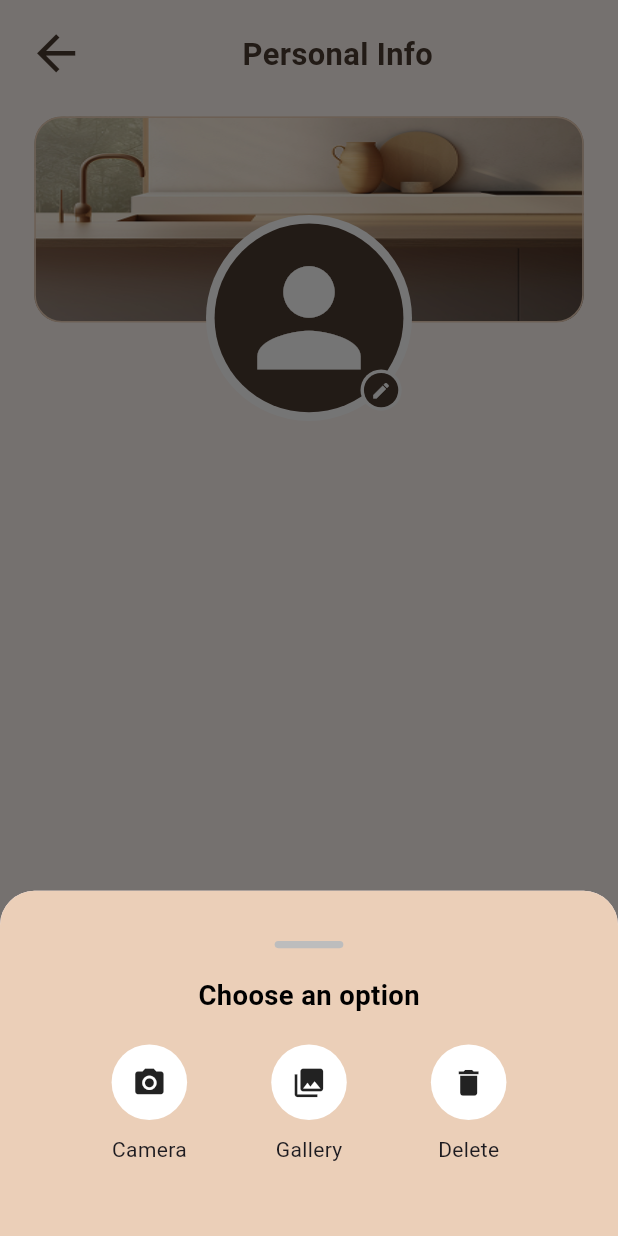
After one commit to badshamasala/arch, a Flutter app: the screen it shows after launch, after a tap on the "person" icon, on a phone screen of 412 x 824 dp. The commit adds this screen. Run offline on Flutter 3.47's test engine with Material 3 defaults, Android fonts, the phone set to English and light mode, and no system bars; our stand-ins replace flutter_screenutil, flutter_svg.

Commit message:
edit fixed tap

```diff
--- a/lib/main.dart
+++ b/lib/main.dart
@@ -1,3 +1,4 @@
+import 'package:arch/person_indo.dart';
 import 'package:arch/terms.dart';
 import 'package:flutter/material.dart';
 import 'package:flutter_screenutil/flutter_screenutil.dart';
@@ -33,7 +34,7 @@ class MyApp extends StatelessWidget {
           // tested with just a hot reload.
           colorScheme: ColorScheme.fromSeed(seedColor: Colors.deepPurple),
         ),
-        home: const TermsConditionScreen(),
+        home: const PersonalInfoScreen(),
       ),
     );
   }
--- /dev/null
+++ b/lib/person_indo.dart
@@ -0,0 +1,319 @@
+import 'package:arch/colors.dart';
+import 'package:arch/terms.dart';
+import 'package:flutter/material.dart';
+import 'package:flutter/services.dart';
+import 'package:flutter_screenutil/flutter_screenutil.dart';
+import 'package:flutter_svg/svg.dart';
+
+class PersonalInfoScreen extends StatefulWidget {
+  const PersonalInfoScreen({super.key});
+
+  @override
+  State<PersonalInfoScreen> createState() => _PersonalInfoScreenState();
+}
+
+class _PersonalInfoScreenState extends State<PersonalInfoScreen> {
+  @override
+  void initState() {
+    super.initState();
+  }
+
+  @override
+  void dispose() {
+    super.dispose();
+  }
+
+  @override
+  Widget build(BuildContext context) {
+    return Scaffold(
+      resizeToAvoidBottomInset: false,
+      backgroundColor: AppColorConst.scaffoldBackgroundColor,
+      appBar: CustomBackBar(
+        title: 'Personal Info',
+        showBackButton: true,
+        showTrailingButton: true,
+      ),
+      body: Padding(
+        padding: EdgeInsets.symmetric(vertical: 5.h, horizontal: 20.w),
+        child: Column(
+          crossAxisAlignment: CrossAxisAlignment.start,
+          children: [
+            buildProfilePicture(),
+            SizedBox(height: 100.h),
+            // GetBuilder<PersonalInfoController>(
+            //   builder: (controller) {
+            //     return !cntr.isEdit ? buildNamePlate() : buildEditableNamePlate();
+            //   },
+            // ),
+          ],
+        ),
+      ),
+    );
+  }
+
+  Widget buildProfilePicture() {
+    return GestureDetector(
+      behavior: HitTestBehavior.opaque,
+      onTap: () {
+        debugPrint('Profile picture tapped');
+        buildModalSheet();
+      },
+      child: Container(
+        // color: Colors.transparent,
+        alignment: Alignment.topCenter,
+        height: 165.h,
+        child: Stack(
+          alignment: Alignment.bottomCenter, // use concrete Alignment
+          clipBehavior: Clip.none,
+          children: [
+            Container(
+              padding: EdgeInsets.all(20.r),
+              width: double.infinity,
+              height: 115.h,
+              decoration: BoxDecoration(
+                border: Border.all(color: AppColorConst.secondaryLight),
+                color: AppColorConst.secondaryLight,
+                borderRadius: BorderRadius.circular(16.r),
+                image: DecorationImage(
+                  image: const AssetImage("assets/terms_back.png"),
+                  fit: BoxFit.fill,
+                ),
+              ),
+            ),
+            // make the positioned child span full width and center its content
+            Positioned(
+              top: 55.h,
+              left: 0,
+              right: 0,
+              child: Center(
+                child: Stack(
+                  alignment: Alignment.bottomRight,
+                  clipBehavior: Clip.none,
+                  children: [
+                    CircleAvatar(
+                      radius: 60.r,
+                      backgroundColor: AppColorConst.white,
+                      child: CircleAvatar(
+                        radius: 55.r,
+                        backgroundColor: AppColorConst.primary,
+                        child: Icon(
+                          Icons.person,
+                          color: AppColorConst.white,
+                          size: 90.sp,
+                        ),
+                      ),
+                    ),
+                    // Larger tappable area for edit icon
+                    Padding(
+                      padding: EdgeInsets.all(6.r),
+                      child: CircleAvatar(
+                        radius: 12.r,
+                        backgroundColor: AppColorConst.white,
+                        child: CircleAvatar(
+                          backgroundColor: AppColorConst.primary,
+                          radius: 10.r,
+                          child: Icon(
+                            Icons.edit,
+                            color: Colors.white,
+                            size: 12.sp,
+                          ),
+                        ),
+                      ),
+                    ),
+                  ],
+                ),
+              ),
+            ),
+          ],
+        ),
+      ),
+    );
+  }
+
+  Widget buildEditableTitle({
+    required String title,
+    required TextEditingController controller,
+    required bool isEnabled,
+  }) {
+    return Column(
+      crossAxisAlignment: CrossAxisAlignment.start,
+      children: [
+        Text(
+          title,
+          style: TextStyle(
+            fontSize: 16.sp,
+            fontWeight: FontWeight.w700,
+            color: AppColorConst.primary,
+          ),
+        ),
+        SizedBox(height: 10.h),
+        Container(
+          decoration: BoxDecoration(
+            color: AppColorConst.secondaryLight,
+            borderRadius: BorderRadius.circular(40.sp),
+            boxShadow: [
+              BoxShadow(
+                color: const Color(0xFF543733).withValues(alpha: 0.5),
+                blurRadius: 1,
+                offset: const Offset(0, 1),
+              ),
+            ],
+          ),
+          child: TextField(
+            controller: controller,
+            enabled: isEnabled,
+
+            // maxLines: 5,
+            decoration: InputDecoration(
+              isDense: true,
+              border: InputBorder.none,
+              contentPadding: EdgeInsets.symmetric(
+                horizontal: 23,
+                vertical: 12.h,
+              ),
+              hintText: 'Enter Your Text',
+              hintStyle: TextStyle(
+                fontWeight: FontWeight.w500,
+                fontSize: 14.5,
+                color: AppColorConst.primaryDark,
+              ),
+            ),
+            inputFormatters: [
+              FilteringTextInputFormatter.allow(
+                RegExp(r'[a-zA-Z0-9\s\-_.(),!?\x27\x22:\n\r]'),
+              ),
+            ],
+            style: const TextStyle(
+              fontWeight: FontWeight.w500,
+              fontSize: 14.5,
+              color: AppColorConst.primaryDark,
+            ),
+          ),
+        ),
+      ],
+    );
+  }
+
+  Widget buildTitle({required String title, desc}) {
+    return Row(
+      children: [
+        Text(
+          title,
+          style: TextStyle(
+            fontSize: 18.sp,
+            fontWeight: FontWeight.w700,
+            color: AppColorConst.black,
+          ),
+        ),
+        SizedBox(width: 10.w),
+        Text(
+          desc,
+          style: TextStyle(
+            fontSize: 16.sp,
+            fontWeight: FontWeight.w500,
+            color: AppColorConst.primaryDark,
+          ),
+        ),
+      ],
+    );
+  }
+
+  buildModalSheet() {
+    debugPrint('buildModalSheet called');
+    return showModalBottomSheet(
+      context: context,
+      isScrollControlled: true,
+      shape: RoundedRectangleBorder(
+        borderRadius: BorderRadius.vertical(top: Radius.circular(20.r)),
+      ),
+      builder: (ctx) {
+        return SafeArea(
+          child: Padding(
+            padding: EdgeInsets.only(
+              bottom: MediaQuery.of(ctx).viewInsets.bottom,
+            ),
+            child: Container(
+              decoration: BoxDecoration(
+                color: AppColorConst.secondaryLight,
+                borderRadius: BorderRadius.vertical(top: Radius.circular(20.r)),
+              ),
+              padding: EdgeInsets.symmetric(vertical: 20.h, horizontal: 16.w),
+              child: Column(
+                mainAxisSize: MainAxisSize.min,
+                children: [
+                  SizedBox(height: 8.h),
+                  Container(
+                    width: 40.w,
+                    height: 4.h,
+                    decoration: BoxDecoration(
+                      color: Colors.grey[400],
+                      borderRadius: BorderRadius.circular(4.r),
+                    ),
+                  ),
+                  SizedBox(height: 16.h),
+                  Text(
+                    "Choose an option",
+                    style: TextStyle(
+                      color: AppColorConst.black,
+                      fontWeight: FontWeight.w600,
+                      fontSize: 16.sp,
+                    ),
+                  ),
+                  SizedBox(height: 16.h),
+                  Row(
+                    mainAxisAlignment: MainAxisAlignment.spaceEvenly,
+                    children: [
+                      Column(
+                        children: [
+                          Container(
+                            padding: EdgeInsets.all(12.sp),
+                            decoration: BoxDecoration(
+                              shape: BoxShape.circle,
+                              color: AppColorConst.white,
+                            ),
+                            child: Icon(Icons.camera_alt, size: 20.sp),
+                          ),
+                          SizedBox(height: 8.h),
+                          Text("Camera"),
+                        ],
+                      ),
+                      Column(
+                        children: [
+                          Container(
+                            padding: EdgeInsets.all(12.sp),
+                            decoration: BoxDecoration(
+                              shape: BoxShape.circle,
+                              color: AppColorConst.white,
+                            ),
+                            child: Icon(Icons.photo_library, size: 20.sp),
+                          ),
+                          SizedBox(height: 8.h),
+                          Text("Gallery"),
+                        ],
+                      ),
+                      Column(
+                        children: [
+                          Container(
+                            padding: EdgeInsets.all(12.sp),
+                            decoration: BoxDecoration(
+                              shape: BoxShape.circle,
+                              color: AppColorConst.white,
+                            ),
+                            child: Icon(Icons.delete, size: 20.sp),
+                          ),
+                          SizedBox(height: 8.h),
+                          Text("Delete"),
+                        ],
+                      ),
+                    ],
+                  ),
+                  SizedBox(height: 20.h),
+                ],
+              ),
+            ),
+          ),
+        );
+      },
+    );
+  }
+}
--- a/pubspec.yaml
+++ b/pubspec.yaml
@@ -35,6 +35,7 @@ dependencies:
   # Use with the CupertinoIcons class for iOS style icons.
   cupertino_icons: ^1.0.8
   flutter_screenutil: ^5.9.3
+  flutter_svg: ^2.2.0
 
 dev_dependencies:
   flutter_test:
```
Also changed, not shown: pubspec.lock.
